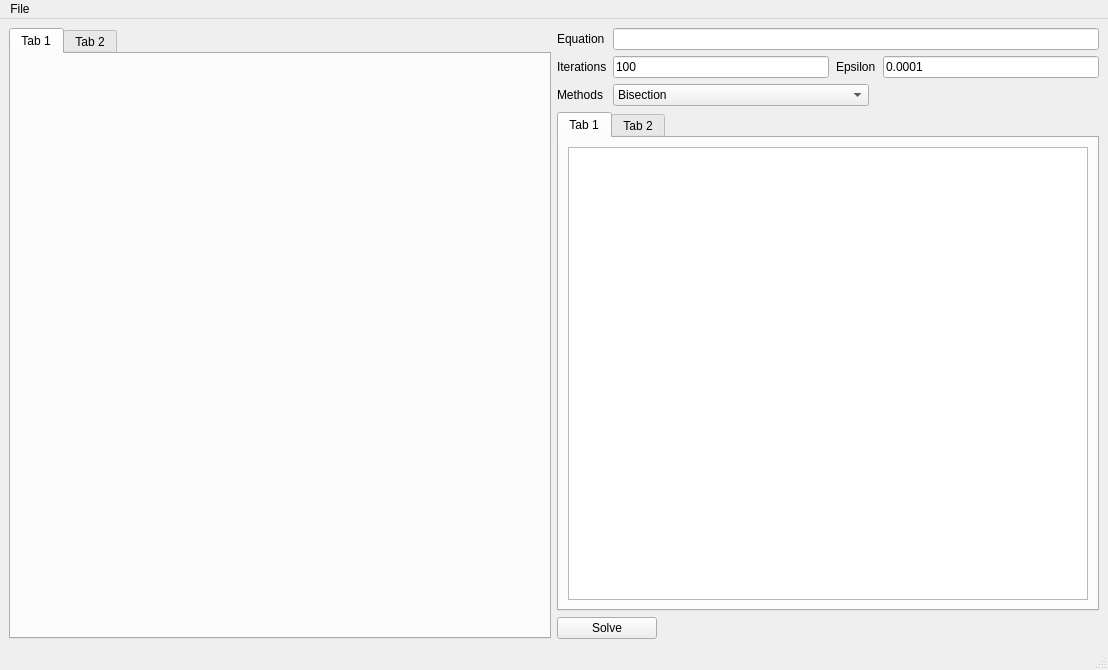
Qt form part1.ui (MohammedAbdelbarry/numerical-analysis) before a commit.
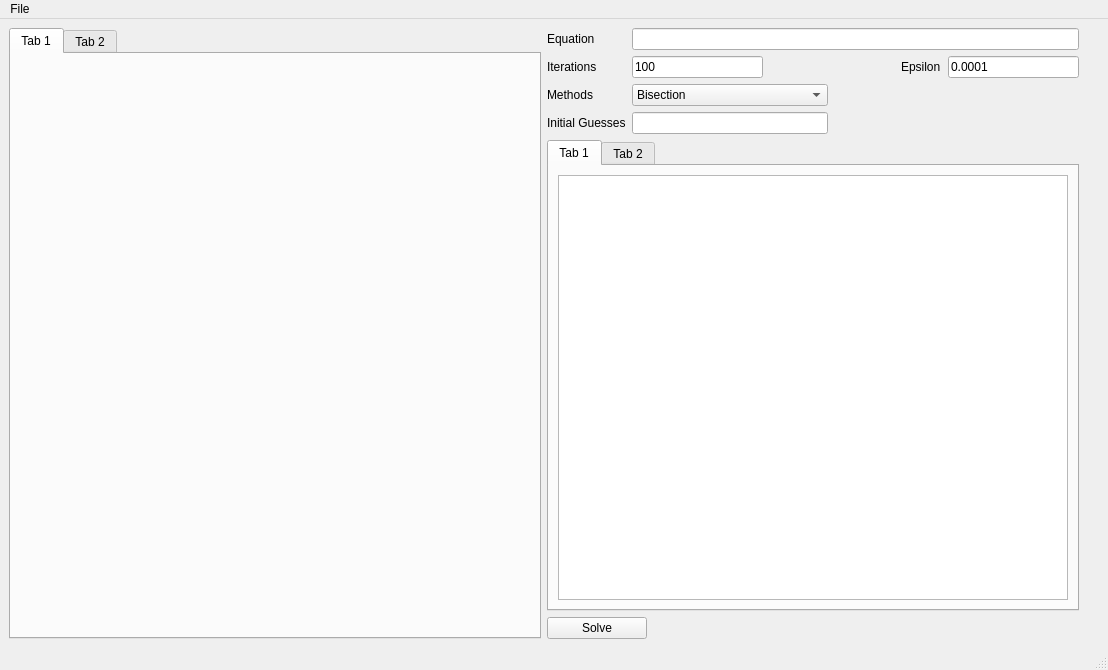
The same form after that commit.

What changed in the file:
```diff
--- a/part1.ui
+++ b/part1.ui
@@ -67,6 +67,19 @@
             </property>
            </widget>
           </item>
+          <item>
+           <spacer name="horizontalSpacer">
+            <property name="orientation">
+             <enum>Qt::Horizontal</enum>
+            </property>
+            <property name="sizeHint" stdset="0">
+             <size>
+              <width>40</width>
+              <height>20</height>
+             </size>
+            </property>
+           </spacer>
+          </item>
           <item>
            <widget class="QLabel" name="label_3">
             <property name="text">
@@ -94,7 +107,7 @@
          <widget class="QComboBox" name="comboBox">
           <property name="maximumSize">
            <size>
-            <width>256</width>
+            <width>196</width>
             <height>16777215</height>
            </size>
           </property>
@@ -135,6 +148,35 @@
           </item>
          </widget>
         </item>
+        <item row="3" column="0">
+         <widget class="QLabel" name="label_5">
+          <property name="text">
+           <string>Initial Guesses</string>
+          </property>
+         </widget>
+        </item>
+        <item row="3" column="1">
+         <widget class="QLineEdit" name="guess_line">
+          <property name="sizePolicy">
+           <sizepolicy hsizetype="Expanding" vsizetype="Minimum">
+            <horstretch>0</horstretch>
+            <verstretch>0</verstretch>
+           </sizepolicy>
+          </property>
+          <property name="minimumSize">
+           <size>
+            <width>0</width>
+            <height>0</height>
+           </size>
+          </property>
+          <property name="maximumSize">
+           <size>
+            <width>196</width>
+            <height>16777215</height>
+           </size>
+          </property>
+         </widget>
+        </item>
        </layout>
       </item>
       <item>
@@ -179,6 +221,19 @@
       </item>
      </layout>
     </item>
+    <item>
+     <spacer name="verticalSpacer">
+      <property name="orientation">
+       <enum>Qt::Vertical</enum>
+      </property>
+      <property name="sizeHint" stdset="0">
+       <size>
+        <width>20</width>
+        <height>40</height>
+       </size>
+      </property>
+     </spacer>
+    </item>
    </layout>
    <zorder>tabWidget</zorder>
    <zorder>plainTextEdit</zorder>
```
Left out of the diff: 15 changed lines with no effect on the pictures.
